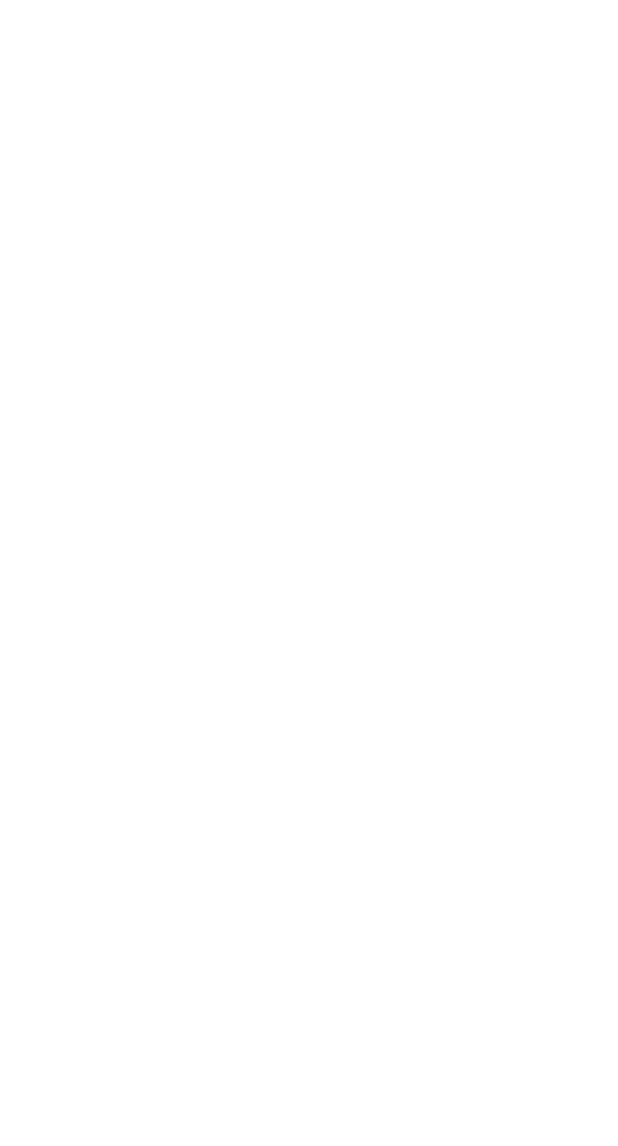
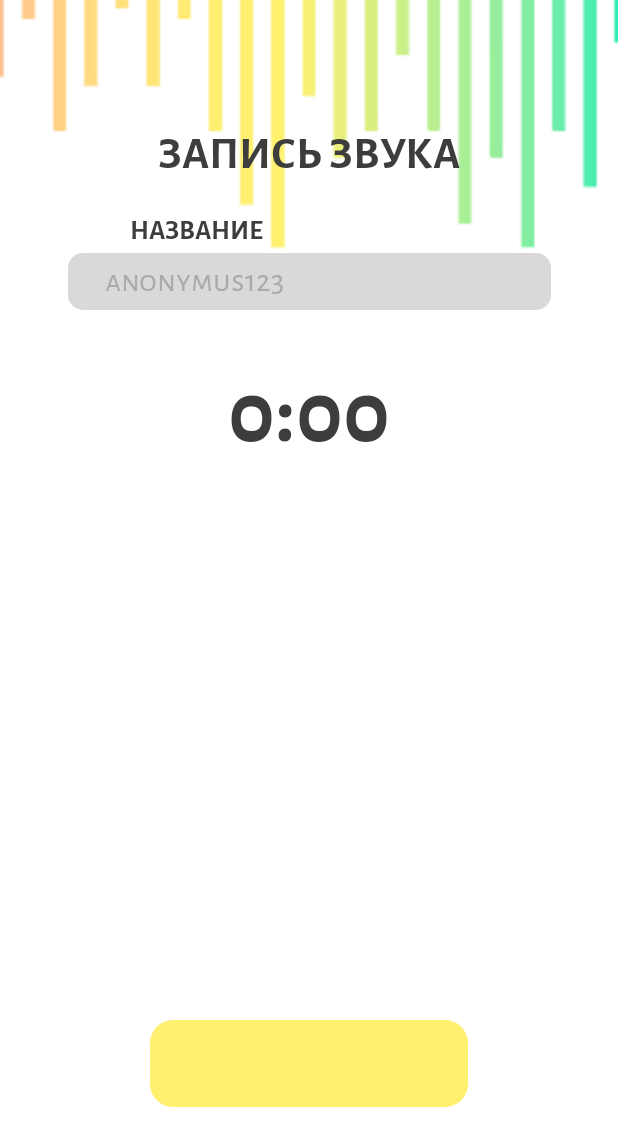
Before and after one commit to vanrit/Practice-Audio, an Android app: the RecordAudioActivity screen opened directly, with no data from a screen before it, on a phone screen of 412 x 824 dp. Before the commit the part shown is empty. Shown: the top 1146 px of the screen. Run offline under Robolectric (Android 15) with nearby library versions, the phone set to English and light mode, and no system bars.

Commit message:
Worked with recording screen

```diff
--- a/Android_App/app/src/main/res/layout/activity_record_audio.xml
+++ b/Android_App/app/src/main/res/layout/activity_record_audio.xml
@@ -6,4 +6,108 @@
     android:layout_height="match_parent"
     tools:context=".RecordAudioActivity">
 
+    <ImageView
+        android:id="@+id/imageView"
+        android:layout_width="match_parent"
+        android:layout_height="wrap_content"
+        android:scaleType="centerCrop"
+        android:rotation="180"
+        android:contentDescription="@string/wave_image_description"
+        app:layout_constraintLeft_toLeftOf="parent"
+        app:layout_constraintRight_toRightOf="parent"
+        app:layout_constraintTop_toTopOf="parent"
+        app:srcCompat="@drawable/colorwavesecond" />
+
+    <TextView
+        android:id="@+id/textView"
+        android:text="@string/recording"
+        android:layout_width="wrap_content"
+        android:layout_height="wrap_content"
+        android:layout_marginStart="12dp"
+        android:layout_marginTop="80dp"
+        android:layout_marginEnd="12dp"
+        android:fontFamily="@font/alegreyasansbold"
+        app:layout_constraintLeft_toLeftOf="parent"
+        app:layout_constraintRight_toRightOf="parent"
+        app:layout_constraintTop_toTopOf="parent"
+        android:textColor="#3D3D3D"
+        android:textSize="30sp" />
+
+    <TextView
+        android:id="@+id/textView1"
+        android:text="@string/name_of_audio"
+        android:layout_width="wrap_content"
+        android:layout_height="wrap_content"
+        android:layout_marginStart="0dp"
+        android:layout_marginTop="60dp"
+        android:layout_marginEnd="150dp"
+        android:fontFamily="@font/alegreyasansbold"
+        app:layout_constraintLeft_toLeftOf="parent"
+        app:layout_constraintRight_toRightOf="parent"
+        app:layout_constraintTop_toTopOf="@id/textView"
+        android:textColor="#3D3D3D"
+        android:textSize="18sp" />
+
+    <ImageView
+        android:id="@+id/panel1"
+        android:layout_width="330dp"
+        android:layout_height="50dp"
+        android:scaleType="centerCrop"
+        android:contentDescription="@string/grey_panel"
+        app:layout_constraintLeft_toLeftOf="parent"
+        app:layout_constraintRight_toRightOf="parent"
+        app:layout_constraintTop_toTopOf="@id/editAudioName"
+        app:layout_constraintBottom_toBottomOf="@id/editAudioName"
+        app:srcCompat="@drawable/button_panel" />
+
+    <EditText
+        android:id="@+id/editAudioName"
+        android:layout_width="match_parent"
+        android:layout_height="35dp"
+        android:layout_marginTop="30dp"
+        android:layout_marginStart="70dp"
+        android:layout_marginEnd="70dp"
+        android:background="#D9D9D9"
+        android:fontFamily="@font/alegreyasansrregular"
+        android:hint="@string/hintlogin"
+        android:imeOptions="actionDone"
+        android:importantForAutofill="no"
+        android:includeFontPadding="false"
+        android:inputType="text"
+        android:textColor="#3D3D3D"
+        android:textColorHint="#AAAAAA"
+        android:textSize="21sp"
+        app:layout_constraintLeft_toLeftOf="parent"
+        app:layout_constraintRight_toRightOf="parent"
+        app:layout_constraintTop_toTopOf="@id/textView1" />
+
+    <TextView
+        android:id="@+id/timer"
+        android:text="@string/timer"
+        android:layout_width="wrap_content"
+        android:layout_height="wrap_content"
+        android:layout_marginStart="12dp"
+        android:layout_marginTop="60dp"
+        android:layout_marginEnd="12dp"
+        android:fontFamily="@font/alegreyasansbold"
+        app:layout_constraintLeft_toLeftOf="parent"
+        app:layout_constraintRight_toRightOf="parent"
+        app:layout_constraintTop_toTopOf="@id/editAudioName"
+        android:textColor="#3D3D3D"
+        android:textSize="60sp" />
+
+    <ImageButton
+        android:id="@+id/register"
+        android:layout_width="220sp"
+        android:layout_height="70sp"
+        android:layout_marginStart="20dp"
+        android:layout_marginBottom="80dp"
+        android:layout_marginEnd="20dp"
+        android:background="@drawable/button_register"
+        android:gravity="center"
+        app:layout_constraintLeft_toLeftOf="parent"
+        app:layout_constraintRight_toRightOf="parent"
+        app:layout_constraintBottom_toBottomOf="parent"
+        android:contentDescription="@string/yellow_button" />
+
 </androidx.constraintlayout.widget.ConstraintLayout>
--- a/Android_App/app/src/main/res/values/strings.xml
+++ b/Android_App/app/src/main/res/values/strings.xml
@@ -12,4 +12,7 @@
     <string name="enter">ВОЙТИ</string>
     <string name="yellow_button">Yellow button</string>
     <string name="registration">РЕГИСТРАЦИЯ</string>
+    <string name="recording">ЗАПИСЬ ЗВУКА</string>
+    <string name="name_of_audio">НАЗВАНИЕ</string>
+    <string name="timer">0:00</string>
 </resources>
```
